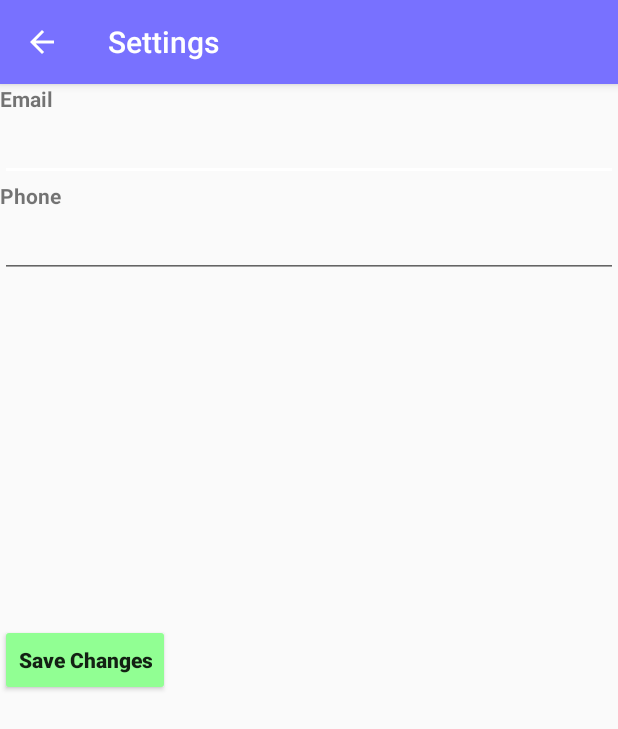
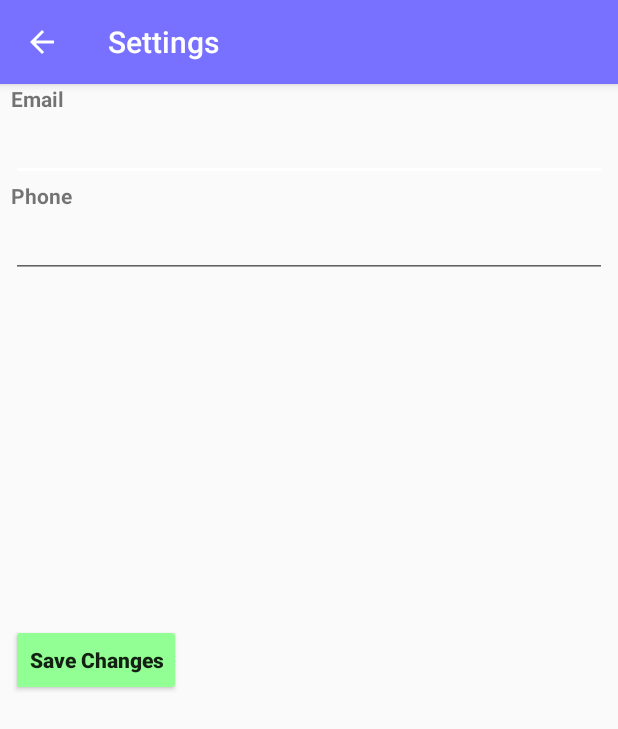
Before and after one commit to smishr16/cse535app, an Android app: the Settings screen opened directly, with no data from a screen before it, on a phone screen of 412 x 824 dp. Shown: the top 729 px of the screen. Run offline under Robolectric (Android 15) with nearby library versions, the phone set to English and light mode, and no system bars.

Commit message:
Modified Classes ------------------ DBManager.java - fixed date parsing null pointer exception add_location.xml - added layout margin my_locations.xml - added layout margin settings.xml - added layout margin

```diff
--- a/app/src/main/res/layout/add_location.xml
+++ b/app/src/main/res/layout/add_location.xml
@@ -6,7 +6,9 @@
     <RelativeLayout
         android:layout_width="match_parent"
         android:layout_height="match_parent"
-        android:layout_gravity="center_horizontal">
+        android:layout_gravity="center_horizontal"
+        android:layout_marginRight="7dp"
+        android:layout_marginLeft="7dp" >
 
         <TextView
             android:layout_width="wrap_content"
--- a/app/src/main/res/layout/my_locations.xml
+++ b/app/src/main/res/layout/my_locations.xml
@@ -11,7 +11,8 @@
         android:layout_width="match_parent"
         android:layout_height="match_parent"
         android:id="@+id/listView_my_locations"
-        android:focusable="true"/>
+        android:focusable="true"
+        android:layout_marginLeft="7dp"/>
 
     <android.support.design.widget.FloatingActionButton
         android:id="@+id/add_my_location"
--- a/app/src/main/res/layout/settings.xml
+++ b/app/src/main/res/layout/settings.xml
@@ -6,7 +6,9 @@
     <RelativeLayout
         android:layout_width="match_parent"
         android:layout_height="match_parent"
-        android:layout_gravity="center_horizontal">
+        android:layout_gravity="center_horizontal"
+        android:layout_marginLeft="7dp"
+        android:layout_marginRight="7dp" >
 
         <TextView
             android:layout_width="wrap_content"
@@ -16,7 +18,8 @@
             android:id="@+id/textView_email"
             android:gravity="center"
             android:labelFor="@+id/editText_email"
-            android:layout_alignParentStart="true" />
+            android:layout_alignParentStart="true"
+            />
 
         <EditText
             android:layout_width="match_parent"
```
Also changed, not shown: app/src/main/java/asu/edu/cse535/locationawarereminder/database/DBManager.java (+11 -5 lines).
